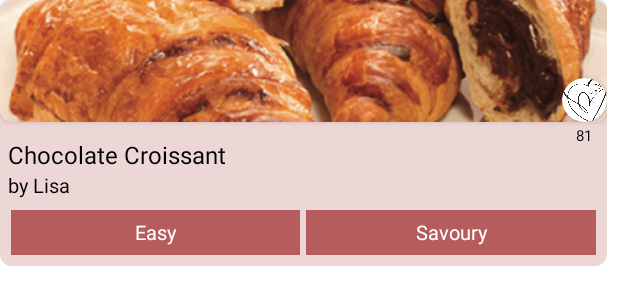
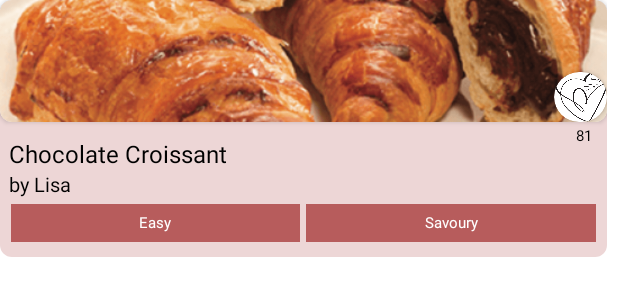
Before and after one commit to Runtime-Terror-GTU/Purrfect-Recipes, an Android app: the layout home_recipe_rvbg.xml on its own in the app's theme, with its tools: preview values and no code run, on a phone screen of 412 x 824 dp. Shown: the top 305 px of the screen. Run offline under Robolectric (Android 15) with nearby library versions, the phone set to English and light mode, and no system bars; Roboto replaces fonts that are not available here.

Commit message:
Home Page Pictures are fixed

```diff
--- a/android/app/build.gradle
+++ b/android/app/build.gradle
@@ -40,6 +40,7 @@ dependencies {
     implementation 'com.google.android.material:material:1.4.0'
     implementation 'androidx.constraintlayout:constraintlayout:2.1.0'
     implementation 'com.google.firebase:firebase-database-ktx:20.0.2'
+    implementation 'com.google.firebase:firebase-storage-ktx:20.0.0'
     testImplementation 'junit:junit:4.+'
     androidTestImplementation 'androidx.test.ext:junit:1.1.3'
     androidTestImplementation 'androidx.test.espresso:espresso-core:3.4.0'
@@ -67,4 +68,7 @@ dependencies {
     // Jetpack Compose Integration
     implementation("androidx.navigation:navigation-compose:2.4.0-alpha05")
 
+    implementation 'com.github.bumptech.glide:glide:4.12.0'
+    annotationProcessor 'com.github.bumptech.glide:compiler:4.12.0'
+
 }
--- a/android/app/src/main/java/com/example/purrfectrecipes/Constants.kt
+++ b/android/app/src/main/java/com/example/purrfectrecipes/Constants.kt
@@ -18,6 +18,7 @@ object Constants
     const val R_RECIPEOWNER="R_RecipeOwner"
     const val R_RECIPEDIFFICULTY="R_RecipeDifficulty"
     const val R_RECIPEPURRFECTEDCOUNT="R_RecipePurrfectedCount"
+    const val R_RECIPEPICTURE="R_RecipePicture"
     const val R_RECIPETAGS="R_RecipeTags"
     const val R_RECIPEINGREDIENTS="R_RecipeIngredients"
     const val R_RECIPEINGREDIENTSOVERVIEW="R_RecipeIngredientsOverview"
--- a/android/app/src/main/java/com/example/purrfectrecipes/Recipe.kt
+++ b/android/app/src/main/java/com/example/purrfectrecipes/Recipe.kt
@@ -3,7 +3,7 @@ package com.example.purrfectrecipes
 import com.example.purrfectrecipes.User.CustomerStatus
 import java.util.stream.Collectors
 
-class Recipe(id:String, name:String, owner:String, difficulty:String, likes: Int, overview:String="No Ingredients Overview")
+class Recipe(id:String, name:String, owner:String, difficulty:String, likes: Int, pictureURL:String=" ", overview:String="No Ingredients Overview")
 {
     private var recipeId:String=id
         fun getRecipeID(): String {return recipeId}
@@ -12,6 +12,7 @@ class Recipe(id:String, name:String, owner:String, difficulty:String, likes: Int
     var recipeDifficulty:String=difficulty
     var recipeLikes:Int=likes
     var recipeIngredientsOverview:String=overview
+    var recipePictureURL:String=pictureURL
 
     private val recipeTags=HashSet<String>()
     private val recipeIngredients=HashSet<String>()
--- a/android/app/src/main/res/layout/home_recipe_rvbg.xml
+++ b/android/app/src/main/res/layout/home_recipe_rvbg.xml
@@ -34,8 +34,8 @@
 
                 <androidx.cardview.widget.CardView
                     android:id="@+id/purrfectButtonRV"
-                    android:layout_width="30dp"
-                    android:layout_height="29dp"
+                    android:layout_width="35dp"
+                    android:layout_height="33dp"
                     android:layout_gravity="bottom|right"
                     app:cardCornerRadius="20dp">
 
@@ -66,8 +66,8 @@
             android:layout_width="match_parent"
             android:layout_height="wrap_content"
             android:layout_gravity="center"
-            android:layout_marginTop="-5sp"
-            android:layout_marginLeft="5sp"
+            android:layout_marginTop="-6sp"
+            android:layout_marginLeft="6sp"
             android:layout_marginRight="5sp"
             android:fontFamily="@font/josefin_slab_bold"
             android:text="Chocolate Croissant"
@@ -84,25 +84,28 @@
             android:fontFamily="@font/josefin_slab"
             android:gravity="left"
             android:textSize="13sp"
-            android:layout_marginLeft="5sp"
+            android:layout_marginLeft="6sp"
             android:layout_marginRight="5sp"/>
 
         <LinearLayout
             android:layout_width="match_parent"
             android:layout_height="match_parent"
             android:orientation="horizontal"
-            android:layout_margin="5sp">
+            android:layout_marginRight="5sp"
+            android:layout_marginLeft="5sp"
+            android:layout_marginBottom="8sp"
+            android:layout_marginTop="2sp">
 
             <TextView
                 android:id="@+id/recipeDifficultyRV"
                 android:layout_width="0dp"
                 android:layout_gravity="center"
-                android:layout_height="30sp"
+                android:layout_height="25sp"
                 android:layout_weight="1"
                 android:text="Easy"
                 android:layout_margin="2sp"
                 android:background="@color/main"
-                android:textSize="13sp"
+                android:textSize="10sp"
                 android:gravity="center"
                 android:textColor="@color/white"
                 android:fontFamily="@font/josefin_slab" />
@@ -110,12 +113,12 @@
             <TextView
                 android:id="@+id/recipeTypeRV"
                 android:layout_width="0dp"
-                android:layout_height="30sp"
+                android:layout_height="25sp"
                 android:layout_gravity="center"
                 android:layout_weight="1"
                 android:layout_margin="2sp"
                 android:text="Savoury"
-                android:textSize="13sp"
+                android:textSize="10sp"
                 android:gravity="center"
                 android:background="@color/main"
                 android:textColor="@color/white"
```
Also changed, not shown: android/app/src/main/java/com/example/purrfectrecipes/Adapters/HomePageRVAdapter.kt (+7 -0 lines), android/app/src/main/java/com/example/purrfectrecipes/Customer/RecipesHomeChildfragment.kt (+85 -5 lines), android/app/src/main/java/com/example/purrfectrecipes/Customer/RecipesHomeRepository.kt (+10 -31 lines), android/app/src/main/res/layout/childfragment_home_recipes.xml (+22 -15 lines), android/app/src/main/res/drawable/apple_pie.jpg (added), android/app/src/main/res/drawable/brownie.jpg (added), android/app/src/main/res/drawable/cheesecake.jpg (added), android/app/src/main/res/drawable/lemonade.jpg (added), 1 other file.
